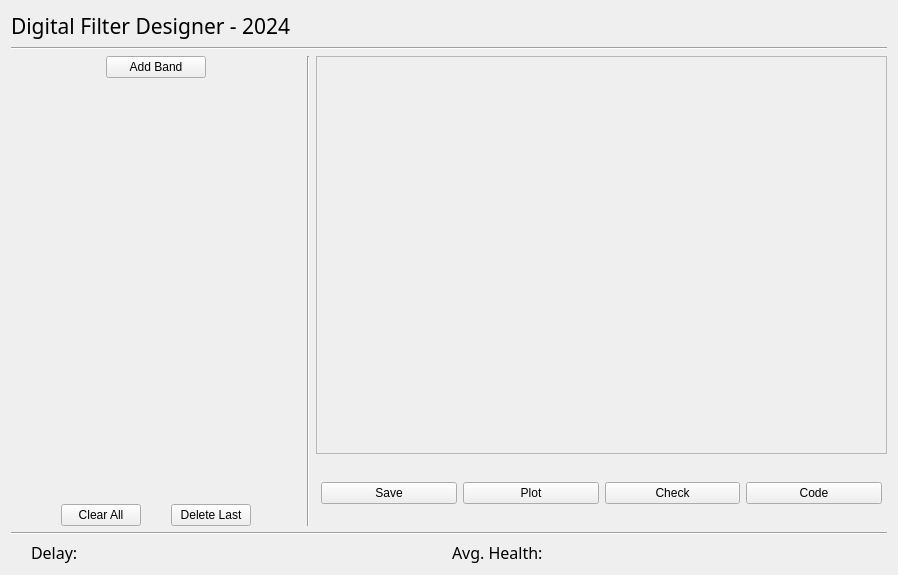
First picture: the form in App/Arbitray_Advanced/main_gui.ui, repository Fadi-Eid/DigitalFilterDesigner2024, before the edit.
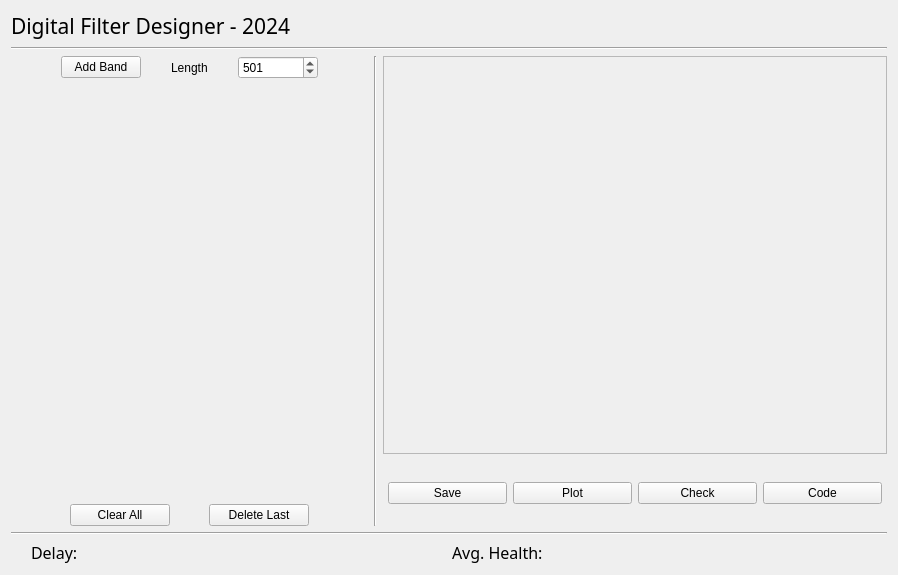
Second picture: the form after the edit.

Patch:
```diff
--- a/App/Arbitray_Advanced/main_gui.ui
+++ b/App/Arbitray_Advanced/main_gui.ui
@@ -37,7 +37,7 @@
       </widget>
      </item>
      <item>
-      <layout class="QHBoxLayout" name="horizontalLayout_4" stretch="0,0,2">
+      <layout class="QHBoxLayout" name="horizontalLayout_4" stretch="1,2,0">
        <item>
         <layout class="QVBoxLayout" name="verticalLayout" stretch="1,5,1">
          <item>
@@ -64,6 +64,38 @@
              </property>
             </widget>
            </item>
+           <item alignment="Qt::AlignRight">
+            <widget class="QLabel" name="label">
+             <property name="text">
+              <string>Length</string>
+             </property>
+            </widget>
+           </item>
+           <item>
+            <widget class="QSpinBox" name="spinBox">
+             <property name="minimumSize">
+              <size>
+               <width>80</width>
+               <height>0</height>
+              </size>
+             </property>
+             <property name="maximumSize">
+              <size>
+               <width>150</width>
+               <height>16777215</height>
+              </size>
+             </property>
+             <property name="maximum">
+              <number>50000</number>
+             </property>
+             <property name="stepType">
+              <enum>QAbstractSpinBox::DefaultStepType</enum>
+             </property>
+             <property name="value">
+              <number>501</number>
+             </property>
+            </widget>
+           </item>
           </layout>
          </item>
          <item>
```
